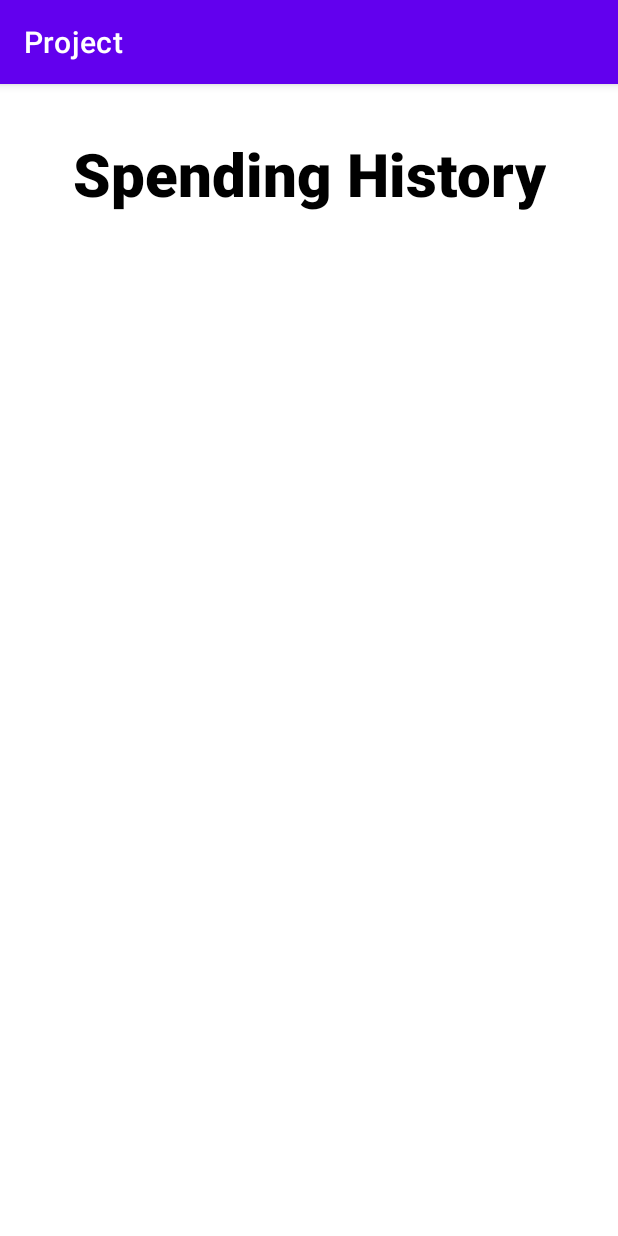
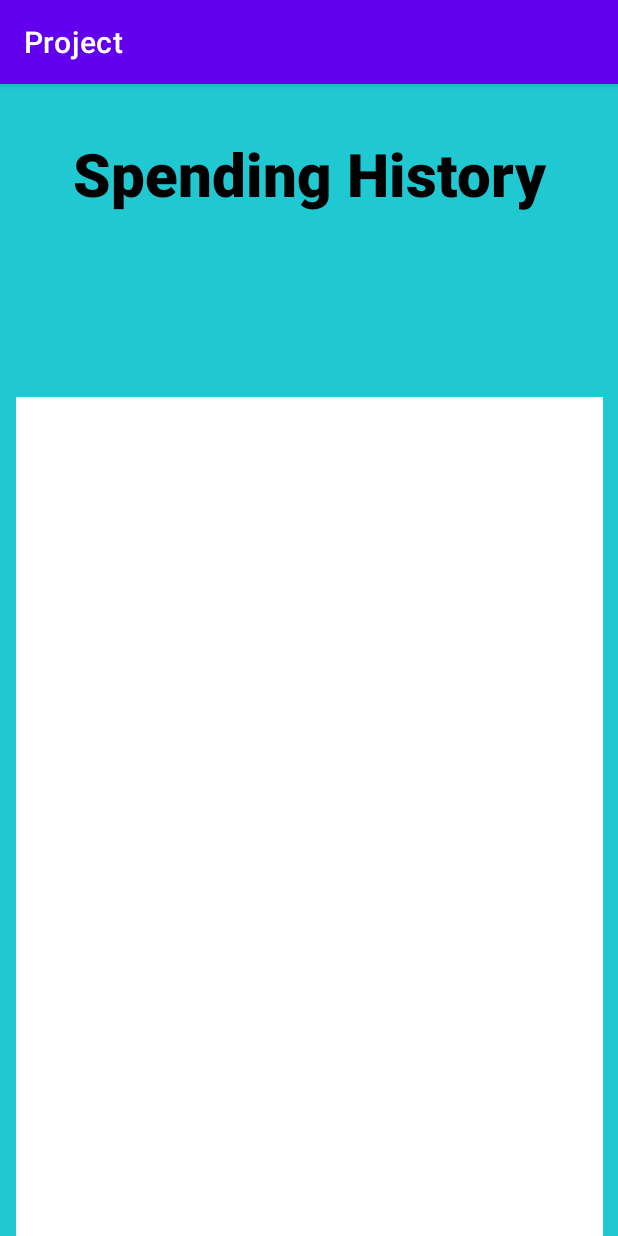
Before and after one commit to JoGaudin/Project, an Android app: the spendingHistory screen opened directly, with no data from a screen before it, on a phone screen of 412 x 824 dp. Run offline under Robolectric (Android 15) with nearby library versions, the phone set to English and light mode, and no system bars.

Commit message:
history blue background better

```diff
--- a/app/src/main/res/layout/activity_spending_history.xml
+++ b/app/src/main/res/layout/activity_spending_history.xml
@@ -4,6 +4,7 @@
     xmlns:tools="http://schemas.android.com/tools"
     android:layout_width="match_parent"
     android:layout_height="match_parent"
+    android:background="@color/bg"
     tools:context=".spendingHistory">
 
     <TextView
@@ -24,6 +25,7 @@
         android:id="@+id/expenses_list"
         android:layout_width="391dp"
         android:layout_height="559dp"
+        android:background="@color/white"
         app:layout_constraintBottom_toBottomOf="parent"
         app:layout_constraintEnd_toEndOf="parent"
         app:layout_constraintStart_toStartOf="parent"
```
